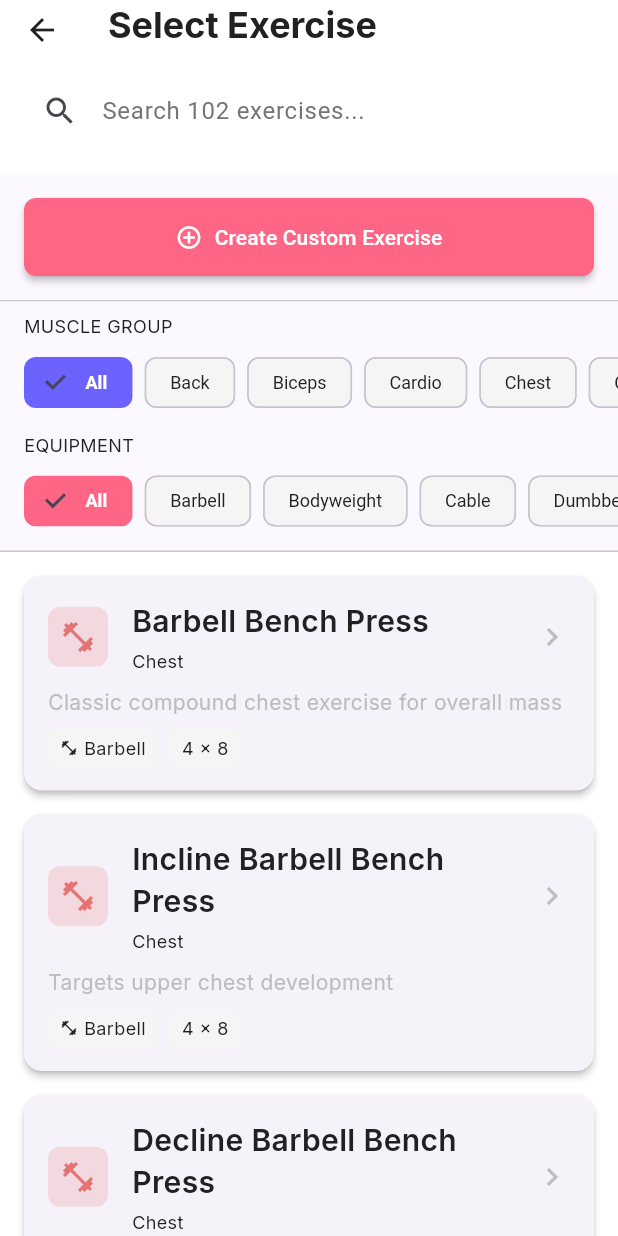
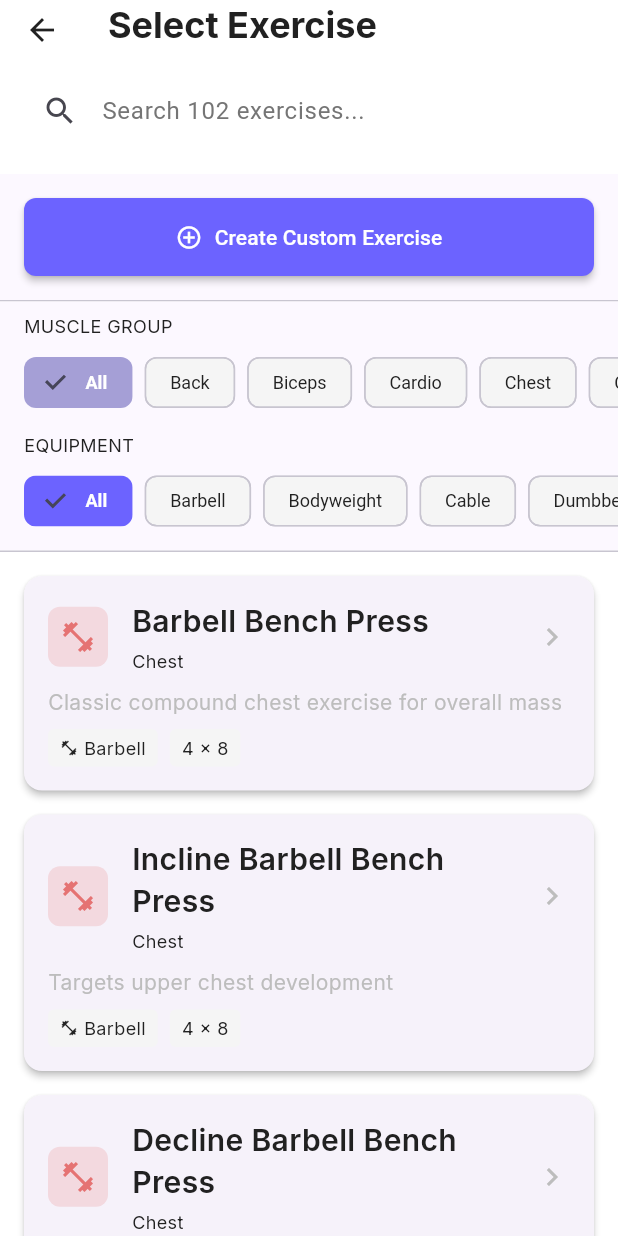
Before and after one commit to nabulsi3991-ui/reprise-trainer, a Flutter app: the ExerciseSelectorScreen screen opened directly, on a phone screen of 412 x 824 dp. Run offline on Flutter 3.47's test engine with Material 3 defaults, Android fonts, the light colour scheme and no system bars; our stand-ins replace cloud_firestore, firebase_auth, firebase_core, flutter_local_notifications, google_fonts, hive_flutter and 2 more; accounts and stored records are empty.

Commit message:
Add unified theme system with trainer/trainee colors and fix all text colors to black

```diff
--- a/lib/core/constants/app_colors.dart
+++ b/lib/core/constants/app_colors.dart
@@ -3,7 +3,7 @@ import 'package:flutter/material.dart';
 class AppColors {
   // ✅ TRAINEE/PERSONAL COLORS (Purple/Pink theme)
   static const Color primary = Color(0xFF6C63FF); // Purple
-  static const Color secondary = Color(0xFFFF6584); // Pink
+  static const Color secondary = Color.fromARGB(228, 155, 149, 209);
   static const Color success = Color(0xFF4CAF50); // Green
   static const Color error = Color(0xFFE53935); // Red
   static const Color warning = Color(0xFFFFA726); // Orange
@@ -11,7 +11,7 @@ class AppColors {
 
   // ✅ TRAINER COLORS (Cyan/Teal theme)
   static const Color trainerPrimary = Color(0xFF00BCD4); // Cyan
-  static const Color trainerSecondary = Color(0xFF9C27B0); // Purple
+  static const Color trainerSecondary = Color.fromARGB(255, 87, 156, 165);
   static const Color trainerAccent = Color(0xFFFF9800); // Orange
   static const Color trainerSuccess = Color(0xFF66BB6A); // Light Green
   static const Color trainerInfo = Color(0xFF26C6DA); // Cyan accent
--- a/lib/features/dashboard/screens/dashboard_screen.dart
+++ b/lib/features/dashboard/screens/dashboard_screen.dart
@@ -2350,7 +2350,7 @@ void _startAssignedWorkout(AssignedWorkout assignedData) {
                   const SizedBox(height: AppSpacing.xs),
                   Text(
                     user.trainerCode ?? 'N/A',
-                    style:  AppTextStyles.h2(color: AppColors.secondary),
+                    style:  AppTextStyles.h2(color: AppThemeManager.secondaryColor,),
                   ),
                 ],
               ),
@@ -2375,7 +2375,7 @@ void _startAssignedWorkout(AssignedWorkout assignedData) {
             },
             icon:  const Icon(Icons.copy, size: 18),
             label:  const Text('Copy Code'),
-            style: ElevatedButton.styleFrom(backgroundColor: AppColors.secondary),
+            style: ElevatedButton.styleFrom(backgroundColor: AppThemeManager.secondaryColor,),
           ),
         ],
       ),
--- a/lib/features/trainer/screens/trainer_dashboard_screen.dart
+++ b/lib/features/trainer/screens/trainer_dashboard_screen.dart
@@ -5,6 +5,7 @@ import 'package:reprise/core/constants/app_text_styles.dart';
 import 'package:reprise/core/constants/app_spacing.dart';
 import 'package:reprise/features/user/providers/user_provider.dart';
 import 'package:reprise/features/workout/providers/workout_provider.dart';
+import 'package:reprise/core/theme/app_theme_manager.dart';
 
 class TrainerDashboardScreen extends StatelessWidget {
   const TrainerDashboardScreen({super. key});
@@ -66,7 +67,7 @@ class TrainerDashboardScreen extends StatelessWidget {
         },
         icon: const Icon(Icons.person_add),
         label: const Text('Add Trainee'),
-        backgroundColor: AppColors.secondary,
+        backgroundColor: AppThemeManager.secondaryColor,
       ),
     );
   }
--- a/lib/features/workout/screens/exercise_selector_screen.dart
+++ b/lib/features/workout/screens/exercise_selector_screen.dart
@@ -109,7 +109,7 @@ class _ExerciseSelectorScreenState extends State<ExerciseSelectorScreen> {
                   ? 'Create Custom Exercise ($customCount saved)'
                   : 'Create Custom Exercise'),
               style: ElevatedButton.styleFrom(
-                backgroundColor: AppThemeManager.secondaryColor,
+                backgroundColor: AppThemeManager.primaryColor,
                 foregroundColor: Colors.white,
                 padding: const EdgeInsets.symmetric(vertical: AppSpacing.md),
               ),
@@ -165,9 +165,9 @@ class _ExerciseSelectorScreenState extends State<ExerciseSelectorScreen> {
                             });
                           },
                           backgroundColor:  AppColors.surfaceLight,
-                          selectedColor: AppColors.primary,
+                          selectedColor: AppThemeManager.secondaryColor,
                           labelStyle: TextStyle(
-                          color: isSelected ?  Colors.white : AppColors.textPrimary, // ✅ Black when not selected
+                          color: isSelected ? Colors.white : AppColors.textPrimary, // ✅ Black when not selected
                           fontWeight: isSelected ? FontWeight.w600 :  FontWeight.normal,
                         ),
                         ),
@@ -201,7 +201,7 @@ class _ExerciseSelectorScreenState extends State<ExerciseSelectorScreen> {
                             });
                           },
                           backgroundColor:  AppColors.surfaceLight,
-                          selectedColor: AppThemeManager.secondaryColor,
+                          selectedColor: AppThemeManager.primaryColor,
                           labelStyle: TextStyle(
   color: isSelected ? Colors.white : AppColors.textPrimary, // ✅ Black when not selected
   fontWeight: isSelected ? FontWeight.w600 : FontWeight.normal,
@@ -252,6 +252,7 @@ class _ExerciseSelectorScreenState extends State<ExerciseSelectorScreen> {
                           },
                           icon:  const Icon(Icons.add),
                           label: const Text('Create Custom Exercise'),
+
                         ),
                       ],
                     ),
```
Also changed, not shown: lib/features/profile/screens/profile_screen.dart (+1 -7 lines).
